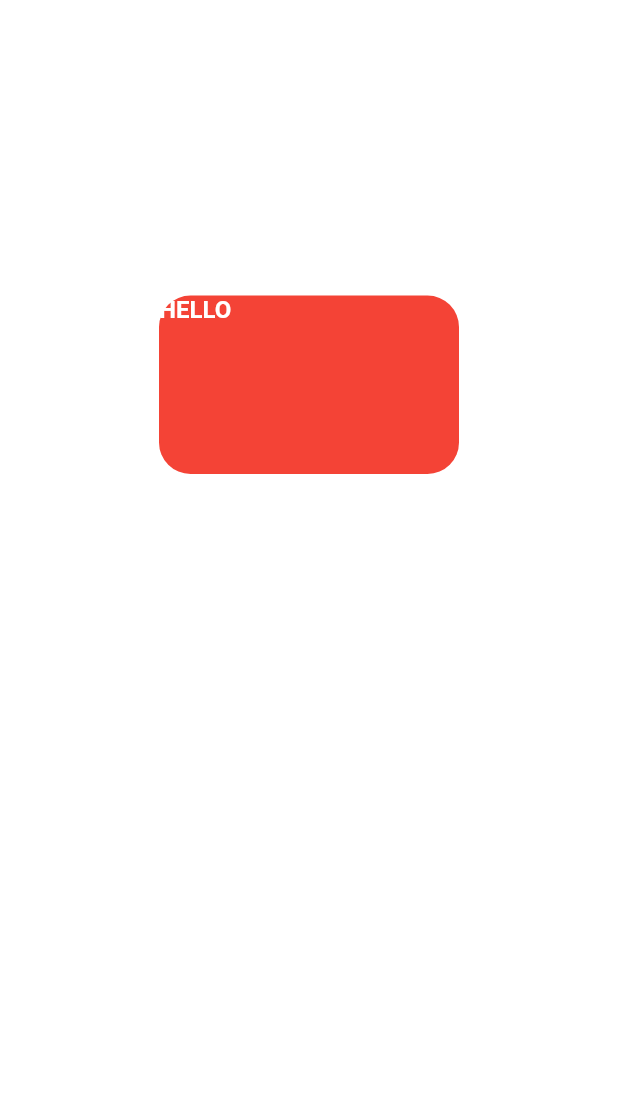
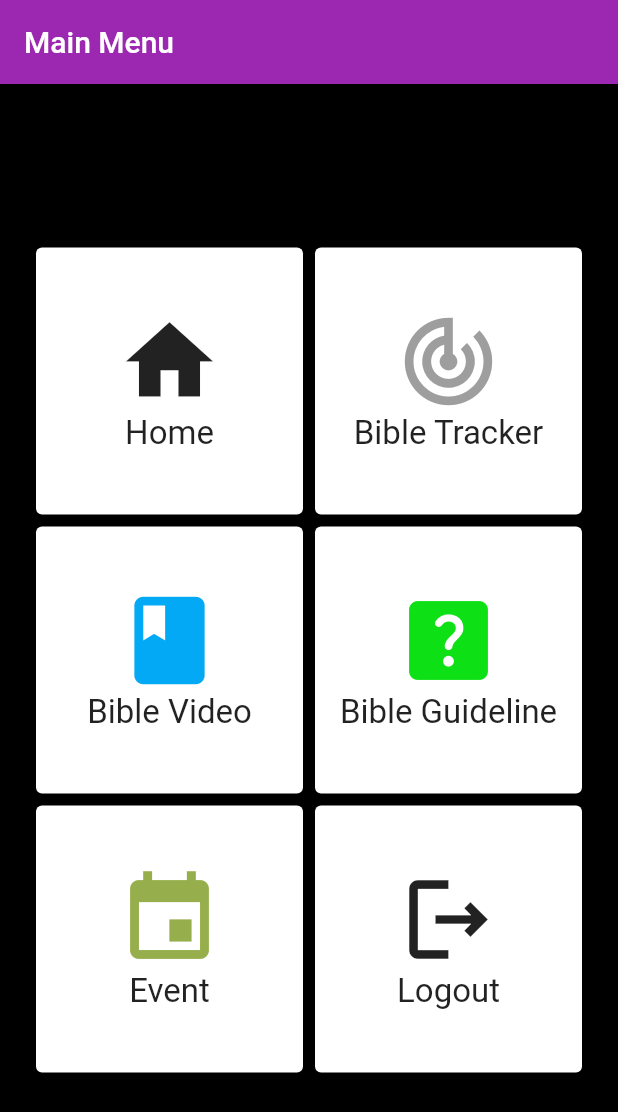
Before and after one commit to deemero/crise_apps, a Flutter app: the screen it shows after launch, on a phone screen of 412 x 824 dp. Shown: the top 1112 px of the screen. Run offline on Flutter 3.47's test engine with Material 2 defaults, Android fonts, the phone set to English and light mode, and no system bars; our stand-ins replace firebase_auth, firebase_core, google_fonts; missing offline and left inert: dart:html; accounts and stored records are empty; Roboto replaces fonts that are missing (Manrope).

Commit message:
change ui/ux

```diff
--- a/crise_apps/lib/screen/home_page copy.dart
+++ b/crise_apps/lib/screen/home_page copy.dart
@@ -1,4 +1,6 @@
 // ignore_for_file: unnecessary_const
+
+import 'dart:html';
 
 import 'package:flutter/material.dart';
 import 'package:flutter/src/widgets/container.dart';
@@ -17,64 +19,124 @@ class _HomePageState extends State<HomePage> {
   @override
   Widget build(BuildContext context) {
     return Scaffold(
-      backgroundColor: Colors.white10,
-      // appBar: AppBar(
-      //   title: Text(""),
-      // ),
+      appBar: AppBar(
+        backgroundColor: Colors.purple,
+        title: Text("Main Menu"),
+      ),
+      backgroundColor: Colors.black,
       body: Center(
-        child: Padding(
-          padding: const EdgeInsets.all(80.0),
-          child: Column(
+        child: Container(
+          padding: EdgeInsets.all(20),
+          child: GridView.count(
+            shrinkWrap: true,
+            crossAxisCount: 2,
             children: [
-              Text("Crise Apps",
-                  style: TextStyle(
-                      color: Colors.white,
-                      fontSize: 33,
-                      fontWeight: FontWeight.bold)),
-              Padding(
-                padding: EdgeInsets.all(20.0),
-                child: Text(
-                  "WELCOME BACK",
-                  style: TextStyle(
-                    color: Colors.white,
-                    fontSize: 22,
-                  ),
+              Card(
+                child: InkWell(
+                  onTap: () {},
+                  splashColor: Colors.blue,
+                  child: Center(
+                      child: Column(mainAxisSize: MainAxisSize.min, children: [
+                    Icon(
+                      Icons.home,
+                      size: 70.0,
+                    ),
+                    Text(
+                      "Home",
+                      style: TextStyle(fontSize: 22),
+                    )
+                  ])),
                 ),
               ),
-              SizedBox(
-                height: 12,
+              Card(
+                child: InkWell(
+                  onTap: () {},
+                  splashColor: Colors.blue,
+                  child: Center(
+                      child: Column(mainAxisSize: MainAxisSize.min, children: [
+                    Icon(
+                      Icons.track_changes_outlined,
+                      size: 70.0,
+                      color: Colors.grey,
+                    ),
+                    Text(
+                      "Bible Tracker",
+                      style: TextStyle(fontSize: 22),
+                    )
+                  ])),
+                ),
               ),
-              GestureDetector(
-                onTap: () {},
-                child: Container(
-                  width: 200,
-                  decoration: BoxDecoration(
-                      color: Colors.red,
-                      borderRadius: BorderRadius.circular(21)),
-                  child: Row(
-                    mainAxisAlignment: MainAxisAlignment.spaceBetween,
-                    children: [
-                      Column(
-                        crossAxisAlignment: CrossAxisAlignment.start,
-                        children: [
-                          Text(
-                            "HELLO",
-                            style: TextStyle(
-                                fontWeight: FontWeight.bold,
-                                decoration: TextDecoration.none,
-                                fontFamily: 'Manrope',
-                                color: Colors.white,
-                                fontSize: 16),
-                          ),
-                          Padding(
-                              padding:
-                                  const EdgeInsets.only(top: 100.0, left: 30))
-                        ],
-                      )
-                    ],
-                  ),
+              Card(
+                child: InkWell(
+                  onTap: () {},
+                  splashColor: Colors.blue,
+                  child: Center(
+                      child: Column(mainAxisSize: MainAxisSize.min, children: [
+                    Icon(
+                      Icons.book,
+                      size: 70.0,
+                      color: Colors.lightBlue,
+                    ),
+                    Text(
+                      "Bible Video",
+                      style: TextStyle(fontSize: 22),
+                    )
+                  ])),
                 ),
-              )
+              ),
+              Card(
+                child: InkWell(
+                  onTap: () {},
+                  splashColor: Colors.blue,
+                  child: Center(
+                      child: Column(mainAxisSize: MainAxisSize.min, children: [
+                    Icon(
+                      Icons.help_center_rounded,
+                      size: 70.0,
+                      color: Color.fromARGB(255, 13, 224, 20),
+                    ),
+                    Text(
+                      "Bible Guideline",
+                      style: TextStyle(fontSize: 22),
+                    )
+                  ])),
+                ),
+              ),
+              Card(
+                child: InkWell(
+                  onTap: () {},
+                  splashColor: Colors.blue,
+                  child: Center(
+                      child: Column(mainAxisSize: MainAxisSize.min, children: [
+                    Icon(
+                      Icons.event,
+                      size: 70.0,
+                      color: Color.fromARGB(255, 150, 175, 76),
+                    ),
+                    Text(
+                      "Event",
+                      style: TextStyle(fontSize: 22),
+                    )
+                  ])),
+                ),
+              ),
+              Card(
+                child: InkWell(
+                  onTap: () {},
+                  splashColor: Colors.blue,
+                  child: Center(
+                      child: Column(mainAxisSize: MainAxisSize.min, children: [
+                    Icon(
+                      Icons.logout_outlined,
+                      size: 70.0,
+                    ),
+                    Text(
+                      "Logout",
+                      style: TextStyle(fontSize: 22),
+                    )
+                  ])),
+                ),
+              ),
             ],
           ),
         ),
```
